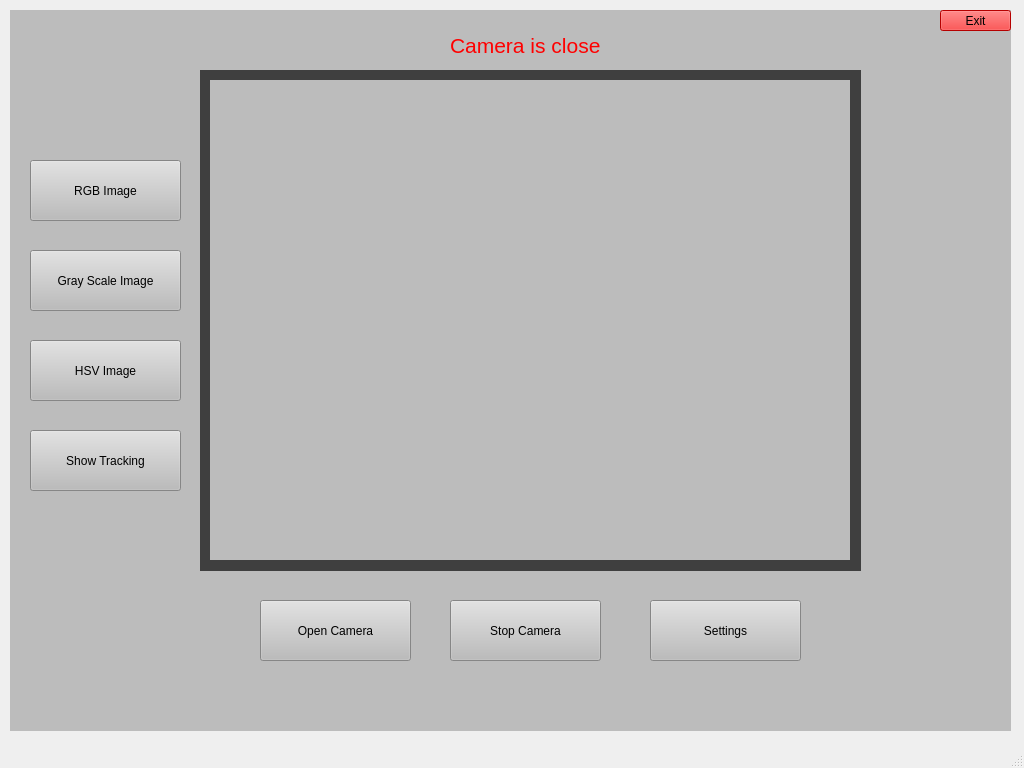
moosinyismyhappy/CN405-Craftsman, file Gui_Project/GuiLayout.ui: the form before one commit.
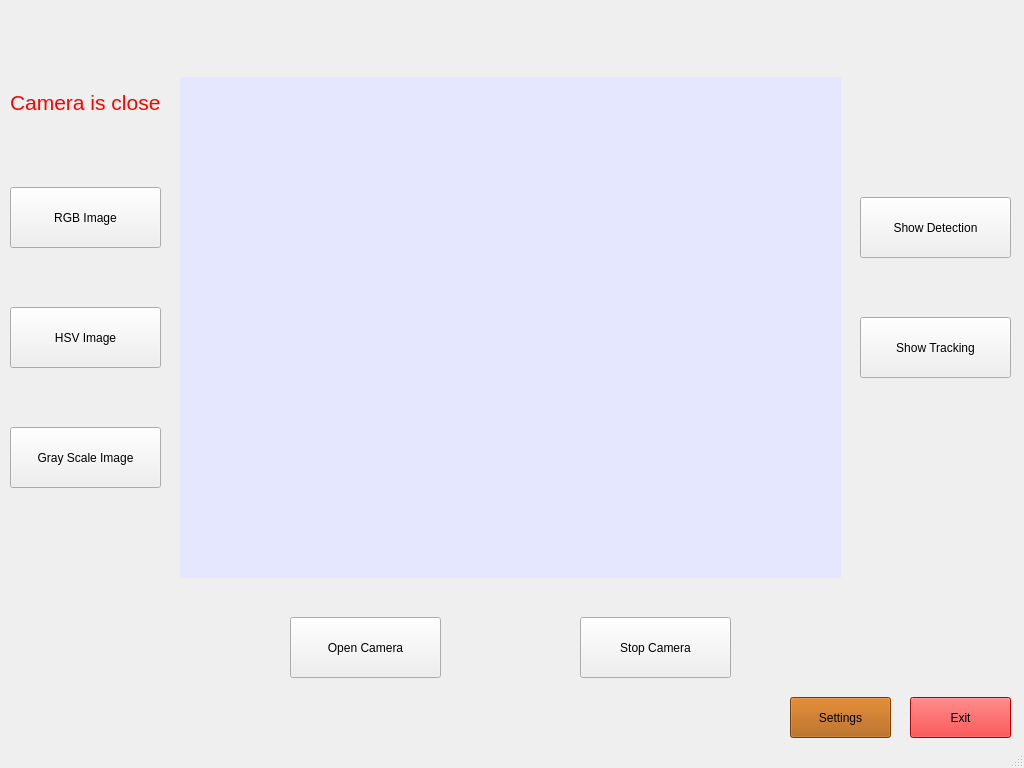
The form after the commit.

```diff
--- a/Gui_Project/GuiLayout.ui
+++ b/Gui_Project/GuiLayout.ui
@@ -17,44 +17,31 @@
    <widget class="QStackedWidget" name="stackedWidget">
     <property name="geometry">
      <rect>
-      <x>10</x>
-      <y>10</y>
-      <width>1001</width>
-      <height>721</height>
+      <x>0</x>
+      <y>-3</y>
+      <width>1024</width>
+      <height>768</height>
      </rect>
     </property>
     <property name="styleSheet">
-     <string notr="true">background-color: rgb(188, 188, 188);</string>
+     <string notr="true"/>
     </property>
     <property name="currentIndex">
      <number>0</number>
     </property>
     <widget class="QWidget" name="page">
-     <widget class="QLabel" name="label">
-      <property name="geometry">
-       <rect>
-        <x>200</x>
-        <y>70</y>
-        <width>640</width>
-        <height>480</height>
-       </rect>
-      </property>
-      <property name="styleSheet">
-       <string notr="true"/>
-      </property>
-      <property name="text">
-       <string/>
-      </property>
-     </widget>
      <widget class="QPushButton" name="pushButton">
       <property name="geometry">
        <rect>
-        <x>250</x>
-        <y>590</y>
+        <x>290</x>
+        <y>620</y>
         <width>151</width>
         <height>61</height>
        </rect>
       </property>
+      <property name="styleSheet">
+       <string notr="true"/>
+      </property>
       <property name="text">
        <string>Open Camera</string>
       </property>
@@ -62,12 +49,15 @@
      <widget class="QPushButton" name="pushButton_2">
       <property name="geometry">
        <rect>
-        <x>440</x>
-        <y>590</y>
+        <x>580</x>
+        <y>620</y>
         <width>151</width>
         <height>61</height>
        </rect>
       </property>
+      <property name="styleSheet">
+       <string notr="true"/>
+      </property>
       <property name="text">
        <string>Stop Camera</string>
       </property>
@@ -75,12 +65,15 @@
      <widget class="QPushButton" name="pushButton_3">
       <property name="geometry">
        <rect>
-        <x>640</x>
-        <y>590</y>
-        <width>151</width>
-        <height>61</height>
+        <x>790</x>
+        <y>700</y>
+        <width>101</width>
+        <height>41</height>
        </rect>
       </property>
+      <property name="styleSheet">
+       <string notr="true">background-color: rgb(170, 85, 0);</string>
+      </property>
       <property name="text">
        <string>Settings</string>
       </property>
@@ -88,23 +81,68 @@
      <widget class="QWidget" name="widget" native="true">
       <property name="geometry">
        <rect>
-        <x>190</x>
-        <y>60</y>
+        <x>180</x>
+        <y>80</y>
         <width>661</width>
         <height>501</height>
        </rect>
       </property>
       <property name="styleSheet">
-       <string notr="true">background-color: rgb(63, 63, 63);</string>
+       <string notr="true">background-color: rgb(229, 231, 255);</string>
       </property>
+      <widget class="QLabel" name="label">
+       <property name="geometry">
+        <rect>
+         <x>10</x>
+         <y>10</y>
+         <width>640</width>
+         <height>480</height>
+        </rect>
+       </property>
+       <property name="styleSheet">
+        <string notr="true"/>
+       </property>
+       <property name="text">
+        <string/>
+       </property>
+      </widget>
+      <widget class="QLabel" name="label_8">
+       <property name="geometry">
+        <rect>
+         <x>10</x>
+         <y>10</y>
+         <width>640</width>
+         <height>480</height>
+        </rect>
+       </property>
+       <property name="text">
+        <string/>
+       </property>
+      </widget>
+      <widget class="QLabel" name="label_5">
+       <property name="geometry">
+        <rect>
+         <x>10</x>
+         <y>10</y>
+         <width>640</width>
+         <height>480</height>
+        </rect>
+       </property>
+       <property name="styleSheet">
+        <string notr="true"/>
+       </property>
+       <property name="text">
+        <string/>
+       </property>
+      </widget>
      </widget>
      <widget class="QPushButton" name="pushButton_5">
       <property name="geometry">
        <rect>
-        <x>930</x>
-        <y>0</y>
-        <width>71</width>
-        <height>21</height>
+        <x>910</x>
+        <y>700</y>
+        <width>101</width>
+        <height>41</height>
        </rect>
       </property>
       <property name="styleSheet">
@@ -117,12 +155,15 @@
      <widget class="QPushButton" name="pushButton_6">
       <property name="geometry">
        <rect>
-        <x>20</x>
-        <y>150</y>
+        <x>10</x>
+        <y>190</y>
         <width>151</width>
         <height>61</height>
        </rect>
       </property>
+      <property name="styleSheet">
+       <string notr="true"/>
+      </property>
       <property name="text">
        <string>RGB Image</string>
       </property>
@@ -130,12 +171,15 @@
      <widget class="QPushButton" name="pushButton_7">
       <property name="geometry">
        <rect>
-        <x>20</x>
-        <y>240</y>
+        <x>10</x>
+        <y>430</y>
         <width>151</width>
         <height>61</height>
        </rect>
       </property>
+      <property name="styleSheet">
+       <string notr="true"/>
+      </property>
       <property name="text">
        <string>Gray Scale Image</string>
       </property>
@@ -143,12 +187,15 @@
      <widget class="QPushButton" name="pushButton_8">
       <property name="geometry">
        <rect>
-        <x>20</x>
-        <y>330</y>
+        <x>10</x>
+        <y>310</y>
         <width>151</width>
         <height>61</height>
        </rect>
       </property>
+      <property name="styleSheet">
+       <string notr="true"/>
+      </property>
       <property name="text">
        <string>HSV Image</string>
       </property>
@@ -156,12 +203,15 @@
      <widget class="QPushButton" name="pushButton_9">
       <property name="geometry">
        <rect>
-        <x>20</x>
-        <y>420</y>
+        <x>860</x>
+        <y>320</y>
         <width>151</width>
         <height>61</height>
        </rect>
       </property>
+      <property name="styleSheet">
+       <string notr="true"/>
+      </property>
       <property name="text">
        <string>Show Tracking</string>
       </property>
@@ -169,9 +219,9 @@
      <widget class="QLabel" name="label_6">
       <property name="geometry">
        <rect>
-        <x>440</x>
-        <y>20</y>
-        <width>161</width>
+        <x>10</x>
+        <y>90</y>
+        <width>151</width>
         <height>31</height>
        </rect>
       </property>
@@ -187,27 +237,11 @@
        <string>Camera is close</string>
       </property>
      </widget>
-     <widget class="QLabel" name="label_5">
-      <property name="geometry">
-       <rect>
-        <x>200</x>
-        <y>70</y>
-        <width>640</width>
-        <height>480</height>
-       </rect>
-      </property>
-      <property name="styleSheet">
-       <string notr="true"/>
-      </property>
-      <property name="text">
-       <string/>
-      </property>
-     </widget>
      <widget class="QLabel" name="label_7">
       <property name="geometry">
        <rect>
-        <x>210</x>
-        <y>80</y>
+        <x>870</x>
+        <y>100</y>
         <width>141</width>
         <height>31</height>
        </rect>
@@ -224,6 +258,22 @@
        <string/>
       </property>
      </widget>
+     <widget class="QPushButton" name="pushButton_10">
+      <property name="geometry">
+       <rect>
+        <x>860</x>
+        <y>200</y>
+        <width>151</width>
+        <height>61</height>
+       </rect>
+      </property>
+      <property name="styleSheet">
+       <string notr="true"/>
+      </property>
+      <property name="text">
+       <string>Show Detection</string>
+      </property>
+     </widget>
      <zorder>widget</zorder>
      <zorder>label</zorder>
      <zorder>label_5</zorder>
```
Left out of the diff: 3 changed lines with no effect on the pictures.
